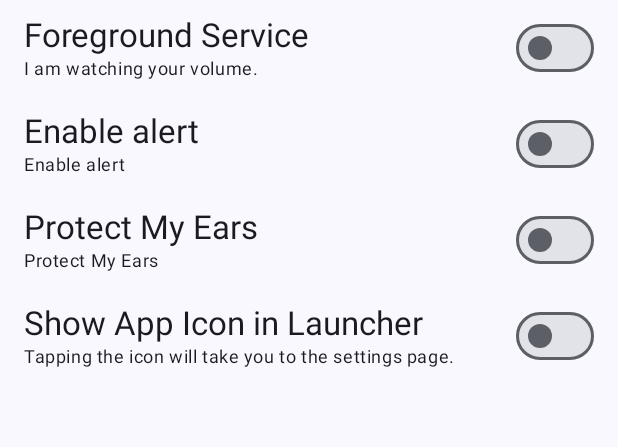
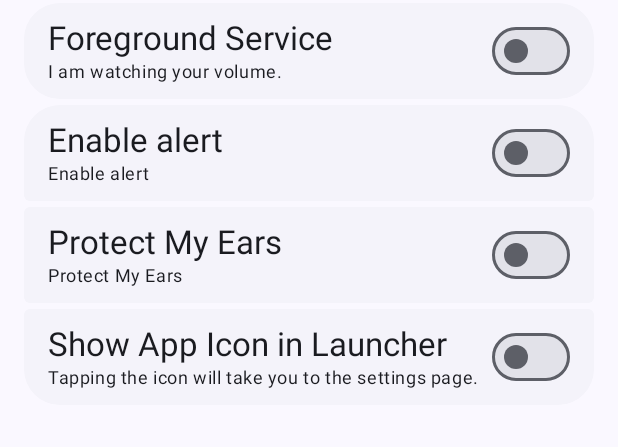
Before and after one commit to Steve-Mr/LiveInPeace, an Android app built with Jetpack Compose: the MainActivity screen opened directly, with no data from a screen before it, on a phone screen of 412 x 824 dp, the part 168-615 px from its top. Run offline under Robolectric (Android 15) with nearby library versions, the light colour scheme and no system bars; our stand-ins replace Dagger/Hilt's generated code.

Commit message:
Refactor settings UI and conditionally show notification settings
This commit refactors the settings screen UI for better organization and introduces conditional visibility for notification settings.

- The "Default Channel" (Enable Foreground Service) and "Notification Settings" are now grouped.
- The "Notification Settings" item is only visible when the "Default Channel" switch is enabled. Clicking it opens the app's notification settings in the system settings.
- The "Enable Watching", "Ear Protection", "Safe Volume Threshold", and "Show Icon in Launcher" settings are grouped together.
- `SettingsItem` composable is used to visually group related settings.
- A spacer is added at the bottom of the scrollable content to account for bottom padding.

```diff
--- a/app/src/main/java/com/maary/liveinpeace/ui/screen/SettingsScreen.kt
+++ b/app/src/main/java/com/maary/liveinpeace/ui/screen/SettingsScreen.kt
@@ -20,8 +20,10 @@ import androidx.compose.foundation.layout.Arrangement
 import androidx.compose.foundation.layout.Box
 import androidx.compose.foundation.layout.Column
 import androidx.compose.foundation.layout.Row
+import androidx.compose.foundation.layout.Spacer
 import androidx.compose.foundation.layout.fillMaxSize
 import androidx.compose.foundation.layout.fillMaxWidth
+import androidx.compose.foundation.layout.height
 import androidx.compose.foundation.layout.padding
 import androidx.compose.foundation.layout.wrapContentWidth
 import androidx.compose.foundation.rememberScrollState
@@ -139,41 +141,64 @@ fun SettingsScreen(settingsViewModel: SettingsViewModel = viewModel()) {
              * */
 
             val isProtectionOn by settingsViewModel.protectionSwitchState.collectAsState()
+            val isForegroundEnabled by settingsViewModel.foregroundSwitchState.collectAsState()
 
-            EnableForegroundRow(
-                state = settingsViewModel.foregroundSwitchState.collectAsState().value,
-                onCheckedChange = { settingsViewModel.foregroundSwitch() },
-                onNotificationSettingsClicked = {
+            SettingsItem( position = if (isForegroundEnabled) GroupPosition.TOP else GroupPosition.SINGLE) {
+                SwitchRow(
+                    title = stringResource(id = R.string.default_channel),
+                    description = stringResource(id = R.string.default_channel_description),
+                    state = isForegroundEnabled,
+                    onCheckedChange = { settingsViewModel.foregroundSwitch() })
+            }
+
+            AnimatedVisibility(visible = isForegroundEnabled) {
+                SettingsItem(GroupPosition.BOTTOM) {
+                    TextContent(
+                        modifier = Modifier
+                            .fillMaxWidth()
+                            .clickable {
                                 val intent = Intent(Settings.ACTION_APP_NOTIFICATION_SETTINGS).apply {
                                     putExtra(Settings.EXTRA_APP_PACKAGE, context.packageName)
                                 }
                                 context.startActivity(intent)
-                },
+                            }
+                            .padding(start = 16.dp, top = 8.dp, end = 16.dp, bottom = 8.dp),
+                        title = stringResource(id = R.string.notification_settings),
+                        description = stringResource(R.string.notification_settings_description)
                     )
+                }
+            }
 
+            SettingsItem(GroupPosition.TOP) {
                 SwitchRow(
                     title = stringResource(R.string.enable_watching),
                     description = stringResource(R.string.enable_watching) /* todo */,
                     state = settingsViewModel.alertSwitchState.collectAsState().value,
                     onCheckedChange = { settingsViewModel.alertSwitch() }
                 )
+            }
 
+            SettingsItem(GroupPosition.MIDDLE) {
                 SwitchRow(
                     title = stringResource(R.string.protection),
                     description = stringResource(R.string.protection) /* todo */,
                     state = isProtectionOn,
                     onCheckedChange = { settingsViewModel.protectionSwitch() }
                 )
+            }
 
             // 使用 AnimatedVisibility 包裹需要条件显示的组件
             AnimatedVisibility(visible = isProtectionOn) {
+                SettingsItem(GroupPosition.MIDDLE) {
                     ThresholdSlider(
                         title = stringResource(id = R.string.safe_volume_threshold),
                         range = settingsViewModel.earProtectionThreshold.collectAsState().value,
                         onValueChangeFinished = { settingsViewModel.setEarProtectionThreshold(it) },
                     )
                 }
+            }
 
+            SettingsItem(GroupPosition.BOTTOM) {
                 SwitchRow(
                     title = stringResource(R.string.show_icon),
                     description = stringResource(R.string.show_icon_description),
@@ -182,5 +207,8 @@ fun SettingsScreen(settingsViewModel: SettingsViewModel = viewModel()) {
                     settingsViewModel.toggleShowIcon()
                 }
             }
+
+            Spacer(modifier = Modifier.height(innerPadding.calculateBottomPadding()))
         }
     }
+}
```
Lines whose indentation alone changed are shown as unchanged.
